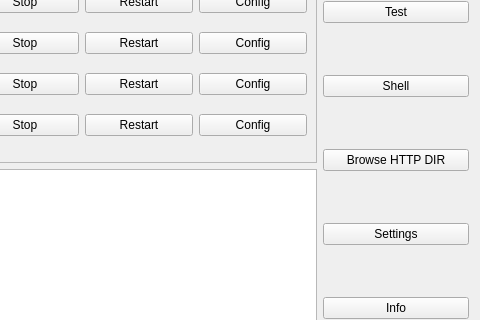
Above: main_widget.ui from kubekpop/slm before the change; both pictures show x 621 to 1101 and y 204 to 524 of the 1101 by 681 pixel window. Below: the same form after it.
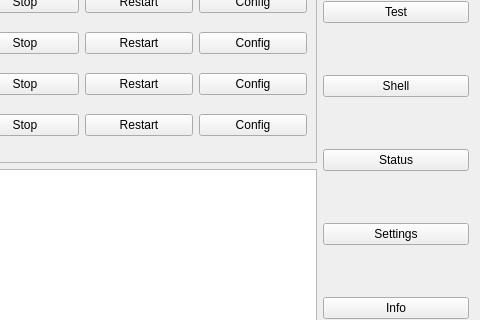
That is the form after the change. Icons and pictures are not drawn.

Diff of the .ui file:
```diff
--- a/main_widget.ui
+++ b/main_widget.ui
@@ -56,7 +56,7 @@
        <item>
         <widget class="QPushButton" name="pushButton_2">
          <property name="text">
-          <string>Browse HTTP DIR</string>
+          <string>Status</string>
          </property>
         </widget>
        </item>
```
Left out of the diff: 2 changed lines with no effect on the pictures.
